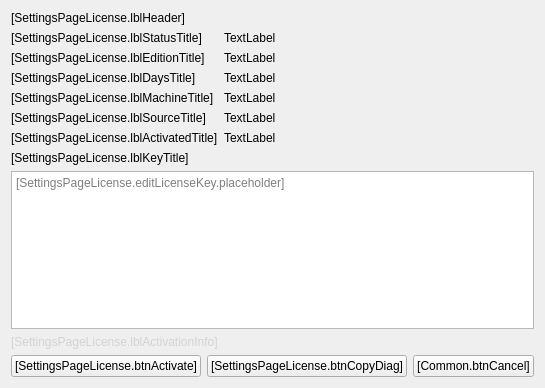
Old version of the form ui/settings_page_license.ui in the repository Lavruk-Yure/LavrGPT05.
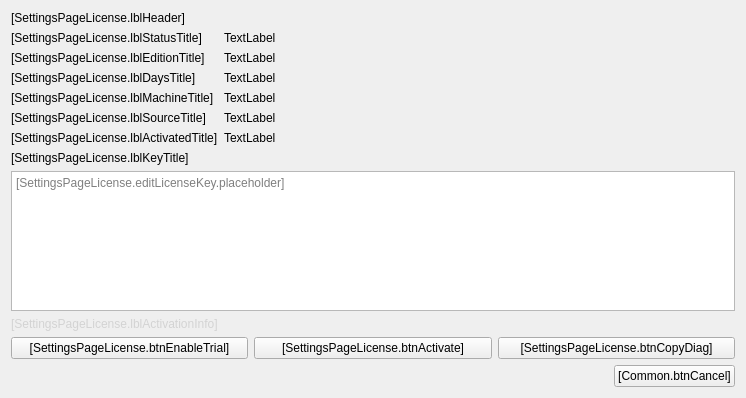
New version of the form. Icons and pictures are not drawn.

What changed in the file:
```diff
--- a/ui/settings_page_license.ui
+++ b/ui/settings_page_license.ui
@@ -6,8 +6,8 @@
    <rect>
     <x>0</x>
     <y>0</y>
-    <width>539</width>
-    <height>388</height>
+    <width>746</width>
+    <height>398</height>
    </rect>
   </property>
   <property name="windowTitle">
@@ -140,6 +140,8 @@
     </layout>
    </item>
    <item>
+    <layout class="QVBoxLayout" name="verticalLayout_2">
+     <item>
     <widget class="QLabel" name="lblActivationInfo">
      <property name="styleSheet">
       <string notr="true">color: lightgray;</string>
@@ -153,7 +155,14 @@
     </widget>
    </item>
    <item>
-    <layout class="QHBoxLayout" name="horizontalLayout">
+      <layout class="QHBoxLayout" name="horizontalLayoutRow1">
+       <item>
+        <widget class="QPushButton" name="btnEnableTrial">
+         <property name="text">
+          <string>[SettingsPageLicense.btnEnableTrial]</string>
+         </property>
+        </widget>
+       </item>
      <item>
       <widget class="QPushButton" name="btnActivate">
        <property name="text">
@@ -168,12 +177,31 @@
        </property>
       </widget>
      </item>
+      </layout>
+     </item>
+     <item>
+      <layout class="QHBoxLayout" name="horizontalLayoutRow2">
+       <item>
+        <spacer name="horizontalSpacer">
+         <property name="orientation">
+          <enum>Qt::Orientation::Horizontal</enum>
+         </property>
+         <property name="sizeHint" stdset="0">
+          <size>
+           <width>40</width>
+           <height>20</height>
+          </size>
+         </property>
+        </spacer>
+       </item>
      <item>
       <widget class="QPushButton" name="btnCancel">
        <property name="text">
         <string>[Common.btnCancel]</string>
        </property>
       </widget>
+       </item>
+      </layout>
      </item>
     </layout>
    </item>
```
Lines whose indentation alone changed are shown as unchanged.
